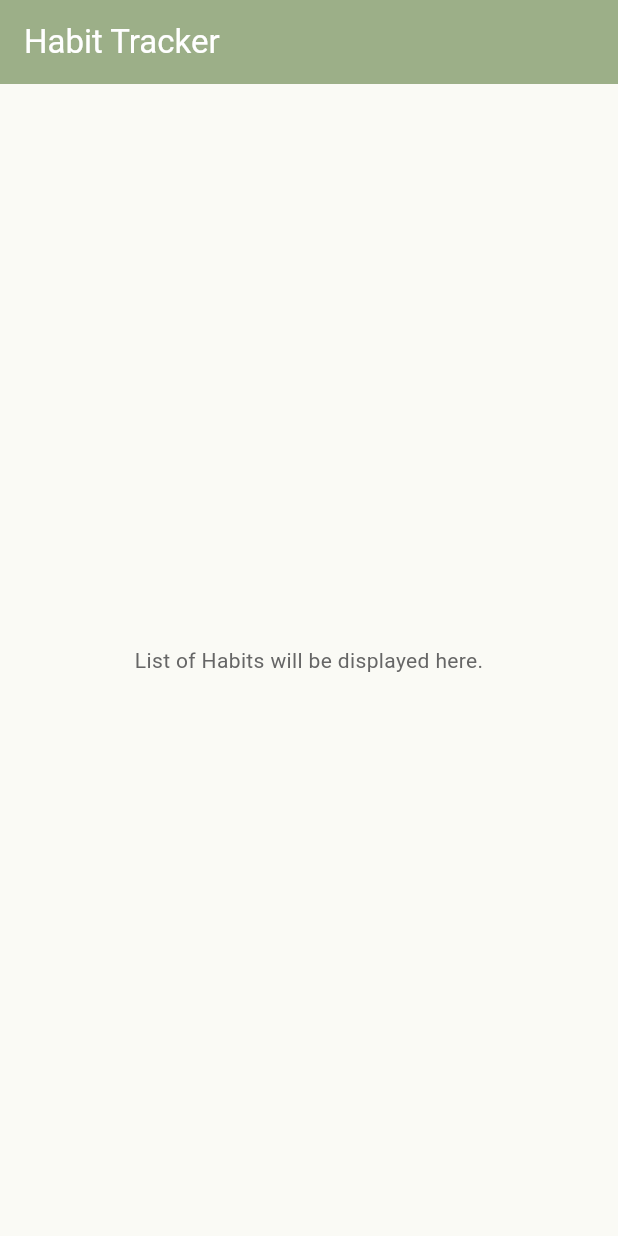
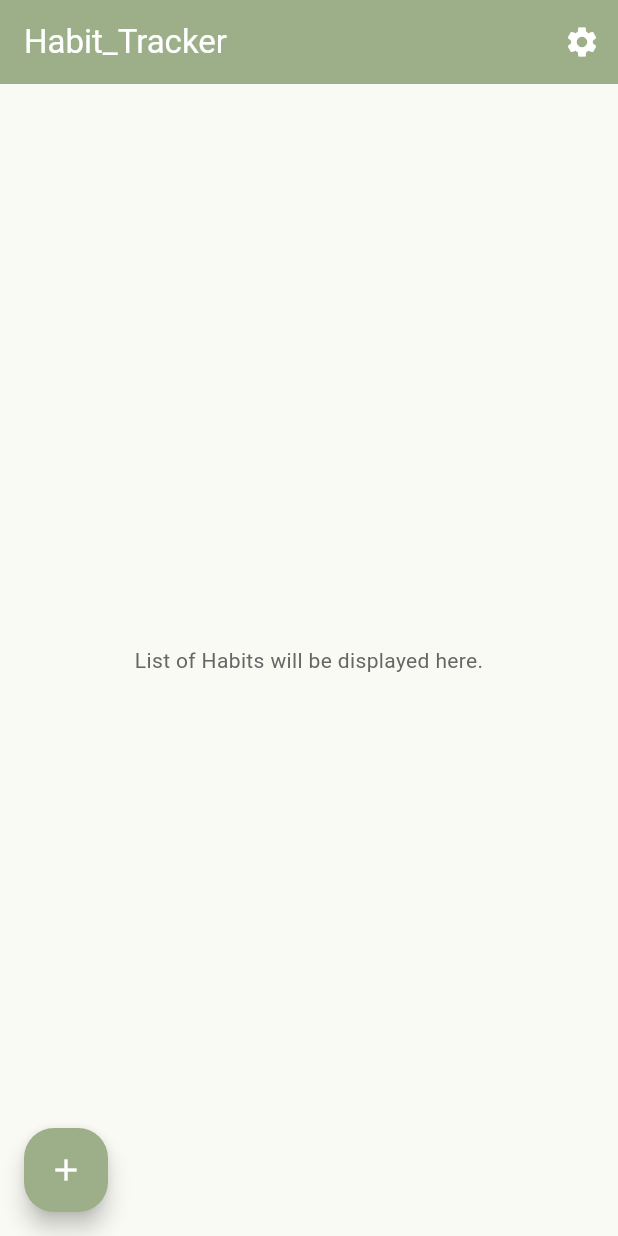
Before and after one commit to Mashiro-jz/Daily_Improver, a Flutter app: the screen it shows after launch, on a phone screen of 412 x 824 dp. Run offline on Flutter 3.47's test engine with Material 3 defaults, Android fonts, the phone set to English and light mode, and no system bars; our stand-ins replace flutter_riverpod, freezed_annotation.

Commit message:
Created habit model

```diff
--- /dev/null
+++ b/lib/data/models/habit.dart
@@ -0,0 +1,22 @@
+// lib\data\models\habit.dart
+import 'package:freezed_annotation/freezed_annotation.dart';
+
+part 'habit.freezed.dart';
+part 'habit.g.dart';
+
+@freezed
+abstract class Habit with _$Habit {
+  const factory Habit({
+    int? id,
+    required String name, // name of the habit
+    required DateTime createdAt, // when the habit was created
+    required int
+    streak, // number of consecutive days the habit has been completed
+    required int repeats, // how many times the habit should be done in a period
+    @Default(false)
+    bool isCompleted, // whether the habit is completed for the day
+    @Default('') String unit, // np. "pages", "km", "glasses"
+  }) = _Habit;
+
+  factory Habit.fromJson(Map<String, dynamic> json) => _$HabitFromJson(json);
+}
--- a/lib/features/habit_tracker/screens/habit_list_screen.dart
+++ b/lib/features/habit_tracker/screens/habit_list_screen.dart
@@ -1,6 +1,9 @@
 // lib\features\habit_tracker\screens\habit_list_screen.dart
+import 'package:daily_helper/data/models/habit.dart';
 import 'package:flutter/material.dart';
 import 'package:flutter_riverpod/flutter_riverpod.dart';
+
+import 'add_habit_dialog.dart';
 
 class HabitListScreen extends ConsumerWidget {
   const HabitListScreen({super.key});
@@ -8,8 +11,38 @@ class HabitListScreen extends ConsumerWidget {
   @override
   Widget build(BuildContext context, WidgetRef ref) {
     return Scaffold(
-      appBar: AppBar(title: const Text('Habit Tracker')),
+      appBar: AppBar(
+        title: const Text('Habit_Tracker'),
+        actions: [
+          Tooltip(
+            message: "Settings",
+            child: IconButton(
+              icon: const Icon(Icons.settings),
+              onPressed: () {
+                // Navigate to settings screen
+              },
+            ),
+          ),
+        ],
+      ),
       body: const Center(child: Text('List of Habits will be displayed here.')),
+      floatingActionButtonLocation: FloatingActionButtonLocation.startFloat,
+      floatingActionButton: FloatingActionButton(
+        shape: RoundedRectangleBorder(borderRadius: BorderRadius.circular(20)),
+        tooltip: "Add new habit",
+        onPressed: () async {
+          final newHabit = await showDialog<Habit>(
+            context: context,
+            builder: (_) => const AddHabitDialog(),
+          );
+          if (newHabit != null && context.mounted) {
+            // Add the new habit to the list
+            ref.invalidate(habitProvider); // TODO : Create habitProvider
+          }
+          // Navigate to add habit screen
+        },
+        child: const Icon(Icons.add),
+      ),
     );
   }
 }
--- a/pubspec.yaml
+++ b/pubspec.yaml
@@ -14,12 +14,17 @@ dependencies:
   cupertino_icons: ^1.0.8
   flutter_riverpod: ^3.0.3
   go_router: ^16.2.5
+  freezed_annotation: ^3.1.0
+  json_annotation: ^4.9.0
+  build_runner: ^2.7.1
 
 dev_dependencies:
   flutter_test:
     sdk: flutter
 
   flutter_lints: ^5.0.0
+  freezed: ^3.1.0
+  json_serializable: ^6.7.1
 
 flutter:
   uses-material-design: true
```
Also changed, not shown: lib/features/habit_tracker/screens/add_habit_dialog.dart (added, +59 -0 lines), lib/data/models/habit.freezed.dart (added), lib/data/models/habit.g.dart (added), pubspec.lock.
